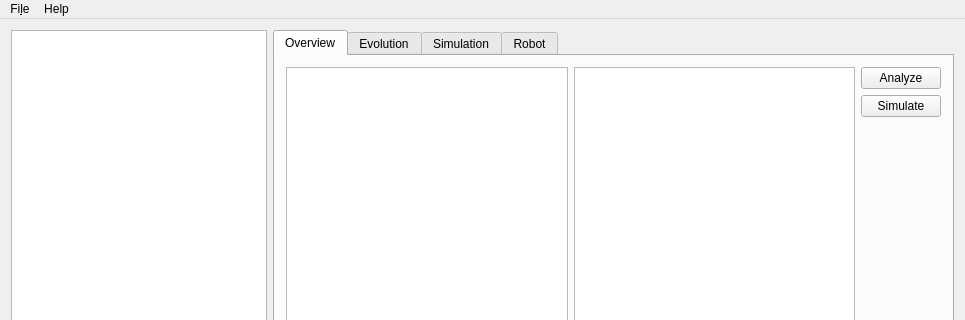
eagle2com/robogen-gui, file mainwindow.ui: the form before one commit; both pictures show x 0 to 965 and y 0 to 320 of the 965 by 584 pixel window.
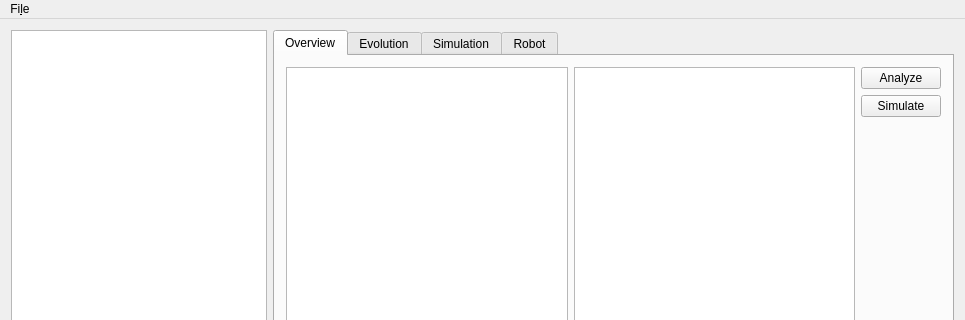
The form after the commit. Icons and pictures are not drawn. Custom widgets are drawn as their Qt base class.

```diff
--- a/mainwindow.ui
+++ b/mainwindow.ui
@@ -1243,14 +1243,7 @@
     <addaction name="separator"/>
     <addaction name="actionQuit"/>
    </widget>
-   <widget class="QMenu" name="menuHelp">
-    <property name="title">
-     <string>Help</string>
-    </property>
-    <addaction name="actionTutorial"/>
-   </widget>
    <addaction name="menuFile"/>
-   <addaction name="menuHelp"/>
   </widget>
   <widget class="QStatusBar" name="statusBar"/>
   <action name="actionEvolve">
```
